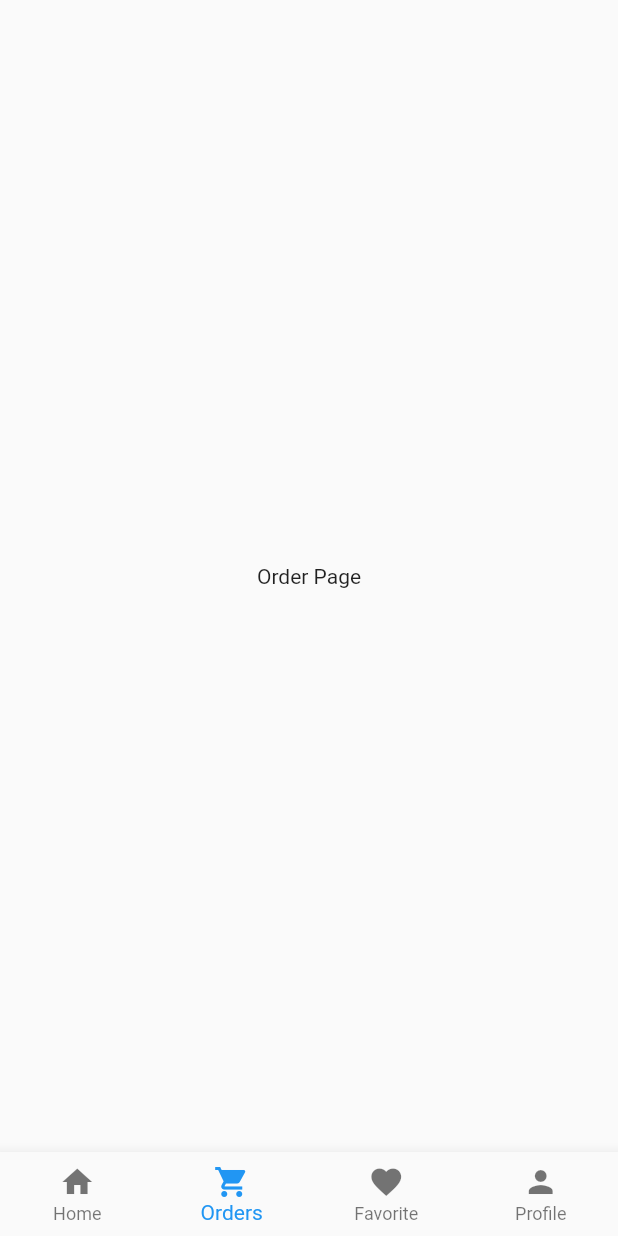
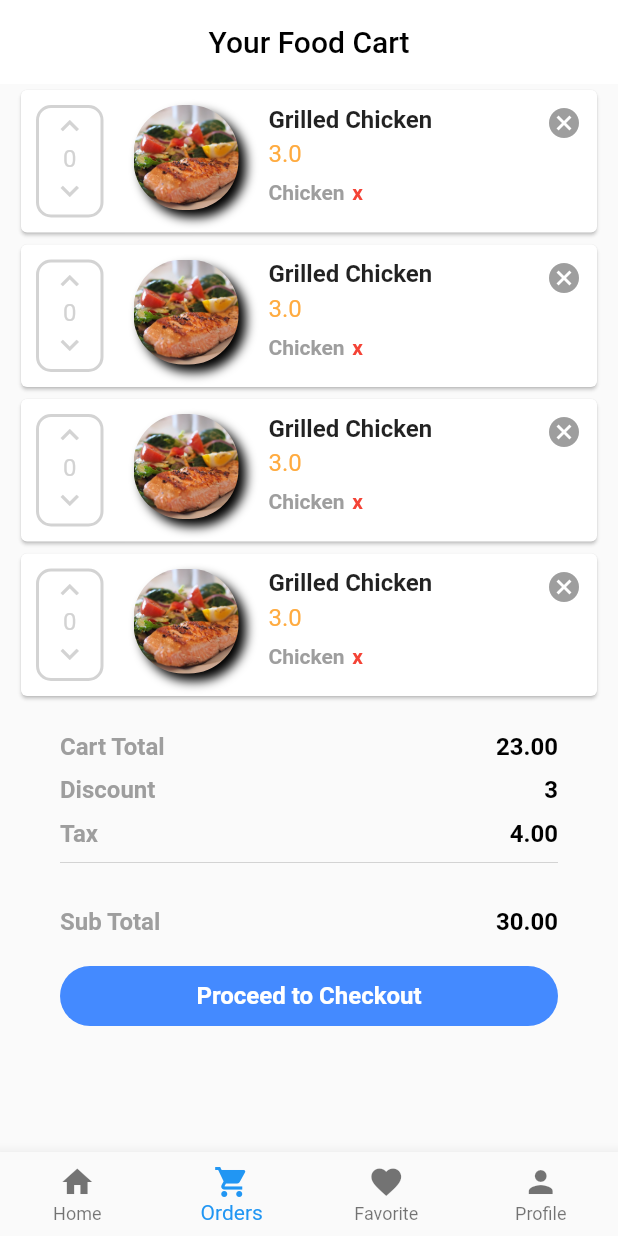
Before and after one commit to mustafasmnc/Food_Delivery_App, a Flutter app: the screen it shows after launch, item 2 of the bottom bar chosen, on a phone screen of 412 x 824 dp. Run offline on Flutter 3.47's test engine with Material 2 defaults, Android fonts, the phone set to English and light mode, and no system bars.

Commit message:
DesigningFoodCartPage

```diff
--- a/lib/src/pages/order_page.dart
+++ b/lib/src/pages/order_page.dart
@@ -1,4 +1,5 @@
 import 'package:flutter/material.dart';
+import 'package:food_app/src/widgets/order_card.dart';
 
 class OrderPage extends StatefulWidget {
   @override
@@ -8,8 +9,148 @@ class OrderPage extends StatefulWidget {
 class _OrderPageState extends State<OrderPage> {
   @override
   Widget build(BuildContext context) {
-    return Center(
-      child: Text("Order Page"),
+    return Scaffold(
+      appBar: AppBar(
+        title: Text(
+          "Your Food Cart",
+          style: TextStyle(color: Colors.black),
+        ),
+        centerTitle: true,
+        backgroundColor: Colors.white,
+        elevation: 0,
+      ),
+      body: ListView(
+        padding: EdgeInsets.symmetric(horizontal: 10),
+        scrollDirection: Axis.vertical,
+        children: [
+          OrderCard(),
+          OrderCard(),
+          OrderCard(),
+          OrderCard(),
+           _buildTotalContainer()
+        ],
+      ),
+      //bottomNavigationBar: _buildTotalContainer(),
+    );
+  }
+
+  Widget _buildTotalContainer() {
+    return Container(
+      height: 210,
+      margin: EdgeInsets.only(top: 20),
+      padding: EdgeInsets.symmetric(horizontal: 30),
+      child: Column(
+        children: [
+          Row(
+            mainAxisAlignment: MainAxisAlignment.spaceBetween,
+            children: [
+              Text(
+                "Cart Total",
+                style: TextStyle(
+                  fontSize: 16,
+                  fontWeight: FontWeight.bold,
+                  color: Colors.grey,
+                ),
+              ),
+              Text(
+                "23.00",
+                style: TextStyle(
+                  fontSize: 16,
+                  fontWeight: FontWeight.bold,
+                  color: Colors.black,
+                ),
+              ),
+            ],
+          ),
+          SizedBox(height: 10),
+          Row(
+            mainAxisAlignment: MainAxisAlignment.spaceBetween,
+            children: [
+              Text(
+                "Discount",
+                style: TextStyle(
+                  fontSize: 16,
+                  fontWeight: FontWeight.bold,
+                  color: Colors.grey,
+                ),
+              ),
+              Text(
+                "3",
+                style: TextStyle(
+                  fontSize: 16,
+                  fontWeight: FontWeight.bold,
+                  color: Colors.black,
+                ),
+              ),
+            ],
+          ),
+          SizedBox(height: 10),
+          Row(
+            mainAxisAlignment: MainAxisAlignment.spaceBetween,
+            children: [
+              Text(
+                "Tax",
+                style: TextStyle(
+                  fontSize: 16,
+                  fontWeight: FontWeight.bold,
+                  color: Colors.grey,
+                ),
+              ),
+              Text(
+                "4.00",
+                style: TextStyle(
+                  fontSize: 16,
+                  fontWeight: FontWeight.bold,
+                  color: Colors.black,
+                ),
+              ),
+            ],
+          ),
+          Divider(
+            height: 20,
+            color: Color(0xFFD3D3D3),
+          ),
+          SizedBox(height: 20),
+          Row(
+            mainAxisAlignment: MainAxisAlignment.spaceBetween,
+            children: [
+              Text(
+                "Sub Total",
+                style: TextStyle(
+                  fontSize: 16,
+                  fontWeight: FontWeight.bold,
+                  color: Colors.grey,
+                ),
+              ),
+              Text(
+                "30.00",
+                style: TextStyle(
+                  fontSize: 16,
+                  fontWeight: FontWeight.bold,
+                  color: Colors.black,
+                ),
+              ),
+            ],
+          ),
+          SizedBox(height: 20),
+          Container(
+            width: MediaQuery.of(context).size.width,
+            height: 40,
+            decoration: BoxDecoration(
+                color: Colors.blueAccent,
+                borderRadius: BorderRadius.circular(30)),
+            child: Center(
+              child: Text(
+                "Proceed to Checkout",
+                style: TextStyle(
+                    color: Colors.white,
+                    fontSize: 16,
+                    fontWeight: FontWeight.bold),
+              ),
+            ),
+          )
+        ],
+      ),
     );
   }
 }
--- /dev/null
+++ b/lib/src/widgets/order_card.dart
@@ -0,0 +1,112 @@
+import 'package:flutter/material.dart';
+
+class OrderCard extends StatelessWidget {
+  @override
+  Widget build(BuildContext context) {
+    return Card(
+      child: Padding(
+        padding: const EdgeInsets.symmetric(horizontal: 10, vertical: 10),
+        child: Row(
+          crossAxisAlignment: CrossAxisAlignment.start,
+          children: [
+            Container(
+              height: 75,
+              width: 45,
+              decoration: BoxDecoration(
+                  border: Border.all(
+                    width: 2,
+                    color: Color(0xFFD3D3D3),
+                  ),
+                  borderRadius: BorderRadius.circular(10)),
+              child: Column(
+                children: [
+                  InkWell(
+                      onTap: () {},
+                      child: Icon(
+                        Icons.keyboard_arrow_up,
+                        color: Color(0xFFD3D3D3),
+                      )),
+                  Text(
+                    "0",
+                    style: TextStyle(fontSize: 16, color: Color(0xFFD3D3D3)),
+                  ),
+                  InkWell(
+                      onTap: () {},
+                      child: Icon(
+                        Icons.keyboard_arrow_down,
+                        color: Color(0xFFD3D3D3),
+                      )),
+                ],
+              ),
+            ),
+            SizedBox(width: 20),
+            Container(
+              height: 70,
+              width: 70,
+              decoration: BoxDecoration(
+                  image: DecorationImage(
+                      image: AssetImage("assets/images/lunch.jpeg"),
+                      fit: BoxFit.cover),
+                  borderRadius: BorderRadius.circular(33),
+                  boxShadow: [
+                    BoxShadow(
+                      color: Colors.black,
+                      blurRadius: 5.0,
+                      offset: Offset(5, 5),
+                    )
+                  ]),
+            ),
+            SizedBox(width: 20),
+            Column(
+              crossAxisAlignment: CrossAxisAlignment.start,
+              children: [
+                Text(
+                  "Grilled Chicken",
+                  style: TextStyle(fontSize: 16, fontWeight: FontWeight.bold),
+                ),
+                SizedBox(height: 4),
+                Text("3.0",
+                    style: TextStyle(color: Colors.orangeAccent, fontSize: 16)),
+                SizedBox(height: 4),
+                Container(
+                  height: 25,
+                  width: 120,
+                  child: ListView(
+                    scrollDirection: Axis.horizontal,
+                    children: [
+                      Container(
+                        margin: EdgeInsets.only(right: 10),
+                        child: Row(
+                          children: [
+                            Text("Chicken",
+                                style: TextStyle(
+                                  color: Colors.grey,
+                                  fontWeight: FontWeight.bold,
+                                )),
+                            SizedBox(width: 5),
+                            InkWell(
+                              onTap: () {},
+                              child: Text("x",
+                                  style: TextStyle(
+                                    color: Colors.red,
+                                    fontWeight: FontWeight.bold,
+                                  )),
+                            ),
+                          ],
+                        ),
+                      ),
+                    ],
+                  ),
+                )
+              ],
+            ),
+            Spacer(),
+            GestureDetector(
+                onTap: () {},
+                child: Icon(Icons.cancel, color: Colors.grey))
+          ],
+        ),
+      ),
+    );
+  }
+}
```
